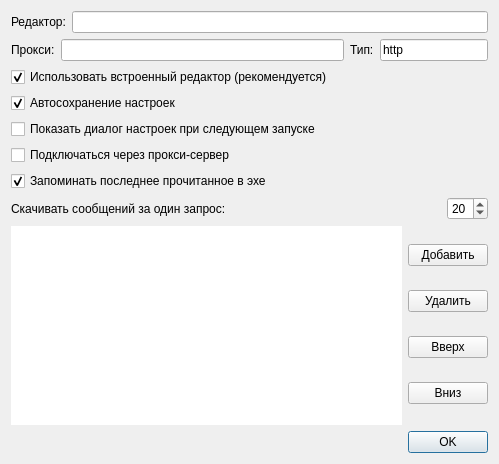
The window that qtgui-files/clientconfig.ui (idec-net/cutiefeed) describes before a commit, drawn with Qt 5.
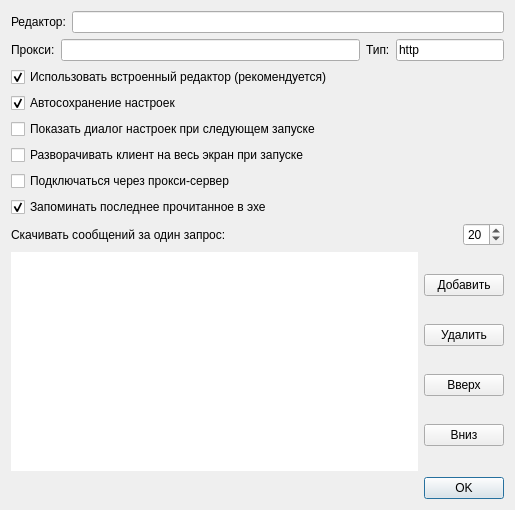
The same window after the commit.

Commit message: maximize window at startup option

```diff
--- a/qtgui-files/clientconfig.ui
+++ b/qtgui-files/clientconfig.ui
@@ -9,8 +9,8 @@
    <rect>
     <x>0</x>
     <y>0</y>
-    <width>499</width>
-    <height>464</height>
+    <width>515</width>
+    <height>510</height>
    </rect>
   </property>
   <property name="windowTitle">
@@ -126,6 +126,13 @@
      </property>
     </widget>
    </item>
+   <item>
+    <widget class="QCheckBox" name="checkBox_6">
+     <property name="text">
+      <string>Разворачивать клиент на весь экран при запуске</string>
+     </property>
+    </widget>
+   </item>
    <item>
     <widget class="QCheckBox" name="checkBox_4">
      <property name="text">
```
The commit also changes 3 other files.
